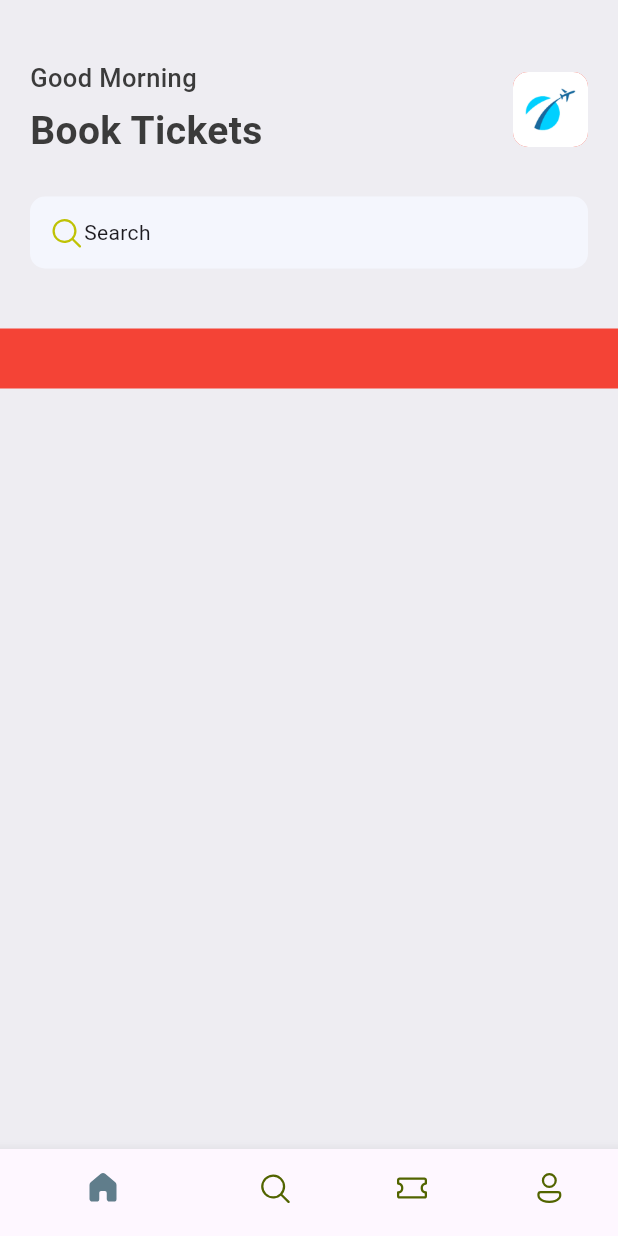
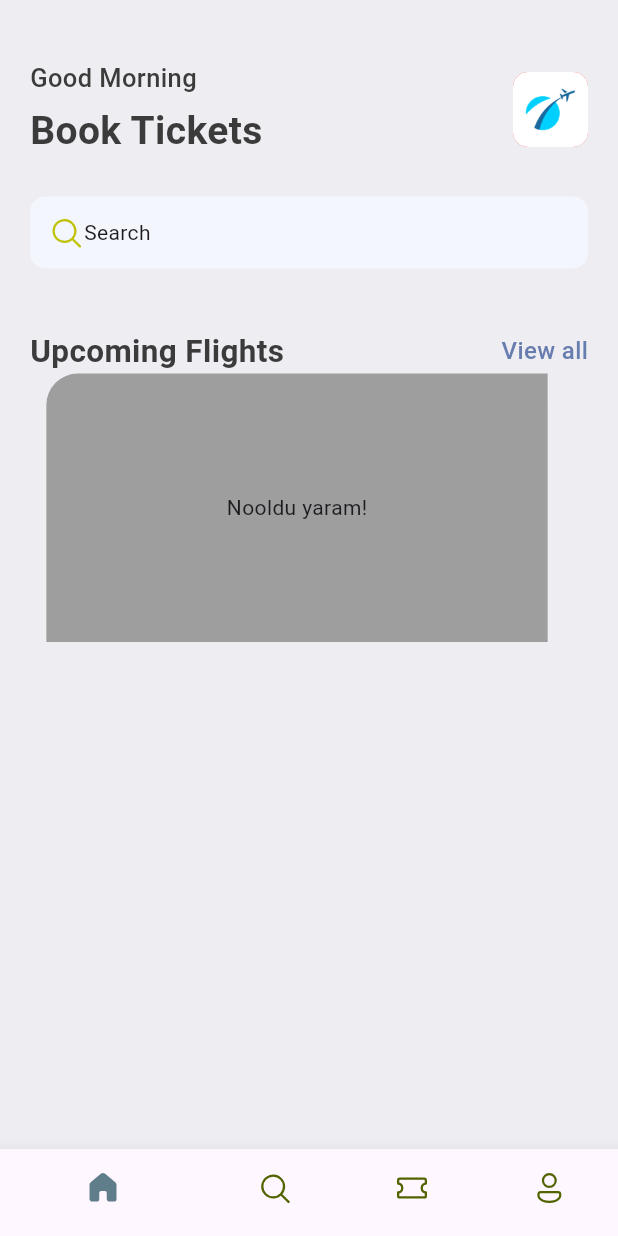
Before and after one commit to alperyun50/ticket_app, a Flutter app: the screen it shows after launch, on a phone screen of 412 x 824 dp. Run offline on Flutter 3.47's test engine with Material 3 defaults, Android fonts, the phone set to English and light mode, and no system bars; our stand-ins replace fluentui_icons.

Commit message:
homepage ticketview part added

```diff
--- a/lib/base/res/styles/app_styles.dart
+++ b/lib/base/res/styles/app_styles.dart
@@ -3,12 +3,25 @@ import 'package:flutter/material.dart';
 Color primary = const Color(0xff687daf);
 
 class AppStyles {
+
   static Color primaryColor = primary;
   static Color bgColor = const Color(0xFFeeedf2);
   static Color textColor = const Color(0xff3b3b3b);
 
+  static TextStyle textStyle = TextStyle(
+    fontSize: 16,
+    color: textColor,
+    fontWeight: FontWeight.w500,
+  );
+
   static TextStyle headLineStyle1 = TextStyle(
     fontSize: 26,
+    color: textColor,
+    fontWeight: FontWeight.bold,
+  );
+
+  static TextStyle headLineStyle2 = TextStyle(
+    fontSize: 21,
     color: textColor,
     fontWeight: FontWeight.bold,
   );
--- a/lib/base/widgets/app_double_text.dart
+++ b/lib/base/widgets/app_double_text.dart
@@ -1,10 +1,26 @@
 import 'package:flutter/material.dart';
+import 'package:ticket_app/base/res/styles/app_styles.dart';
 
 class AppDoubleText extends StatelessWidget {
-  const AppDoubleText({super.key});
+  const AppDoubleText({super.key, required this.bigText, required this.smallText});
+  final String bigText;
+  final String smallText;
 
   @override
   Widget build(BuildContext context) {
-    return Container(height: 40, width: 40, color: Colors.red);
+
+    return Row(
+      mainAxisAlignment: MainAxisAlignment.spaceBetween,
+      children: [
+        Text(bigText, style:AppStyles.headLineStyle2),
+        InkWell(
+          onTap:(){
+
+          },
+          child:Text(smallText, style: AppStyles.textStyle.copyWith(
+            color: AppStyles.primaryColor
+          )),
+        ),
+    ],);
   }
 }
--- /dev/null
+++ b/lib/base/widgets/ticket_view.dart
@@ -0,0 +1,24 @@
+import 'package:flutter/material.dart';
+
+class TicketView extends StatelessWidget {
+  const TicketView({super.key});
+
+  @override
+  Widget build(BuildContext context) {
+    // Upcoming flight part
+    final size = MediaQuery.of(context).size;
+
+    return SizedBox(
+      width: size.width * 0.85,
+      height: 179,
+      child: Container(
+        margin: EdgeInsets.only(right: 16),
+        child: Center(child: Text("Nooldu yaram!"),),
+        decoration: BoxDecoration(
+          color: Colors.grey,
+          borderRadius: BorderRadius.only(topLeft: Radius.circular(21))
+        ),
+      ),
+    );
+  }
+}
--- a/lib/main.dart
+++ b/lib/main.dart
@@ -3,6 +3,19 @@ import 'package:ticket_app/base/bottom_nav_bar.dart';
 
 void main() {
   runApp(const MyApp());
+  var test = TestClass(x:1, y:2);
+  print(test.x);
+}
+
+class TestClass{
+  int x;
+  int y;
+
+  TestClass({required this.x, required this.y});
+
+  TestClass copyWith(int? x, int? y){
+    return TestClass(x:x!, y:y!);
+  }
 }
 
 class MyApp extends StatelessWidget {
--- a/lib/screens/home_screen.dart
+++ b/lib/screens/home_screen.dart
@@ -3,6 +3,7 @@ import 'package:flutter/material.dart';
 import 'package:ticket_app/base/res/media.dart';
 import 'package:ticket_app/base/res/styles/app_styles.dart';
 import 'package:ticket_app/base/widgets/app_double_text.dart';
+import 'package:ticket_app/base/widgets/ticket_view.dart';
 
 class HomeScreen extends StatelessWidget {
   const HomeScreen({super.key});
@@ -64,12 +65,14 @@ class HomeScreen extends StatelessWidget {
                     Text("Search "),
                   ],
                 )
-              )
+              ),
+              SizedBox(height: 40,),
+              AppDoubleText(bigText: "Upcoming Flights", smallText: "View all",),
+              TicketView()
             ],
             ),
           ),
-          SizedBox(height: 40,),
-          AppDoubleText()
+
         ],
       ),
     );
```
